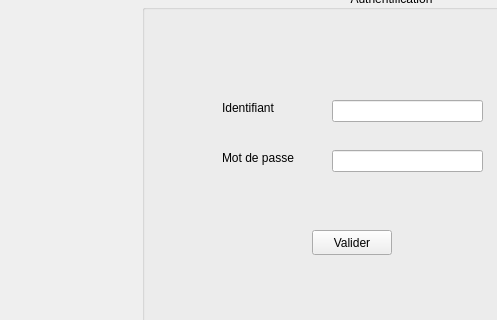
clairekth/EasyTicket, file code/forms/pagelogin.ui: the form before one commit; both pictures show x 0 to 497 and y 111 to 431 of the 785 by 603 pixel window.
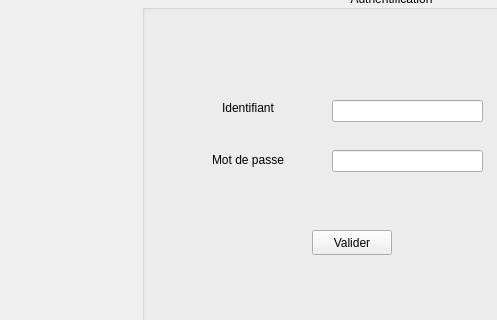
The form after the commit.

What changed in the file:
```diff
--- a/code/forms/pagelogin.ui
+++ b/code/forms/pagelogin.ui
@@ -46,10 +46,10 @@
        <widget class="QLabel" name="label_2">
         <property name="geometry">
          <rect>
-          <x>80</x>
+          <x>70</x>
           <y>160</y>
-          <width>81</width>
-          <height>16</height>
+          <width>91</width>
+          <height>20</height>
          </rect>
         </property>
         <property name="text">
```
